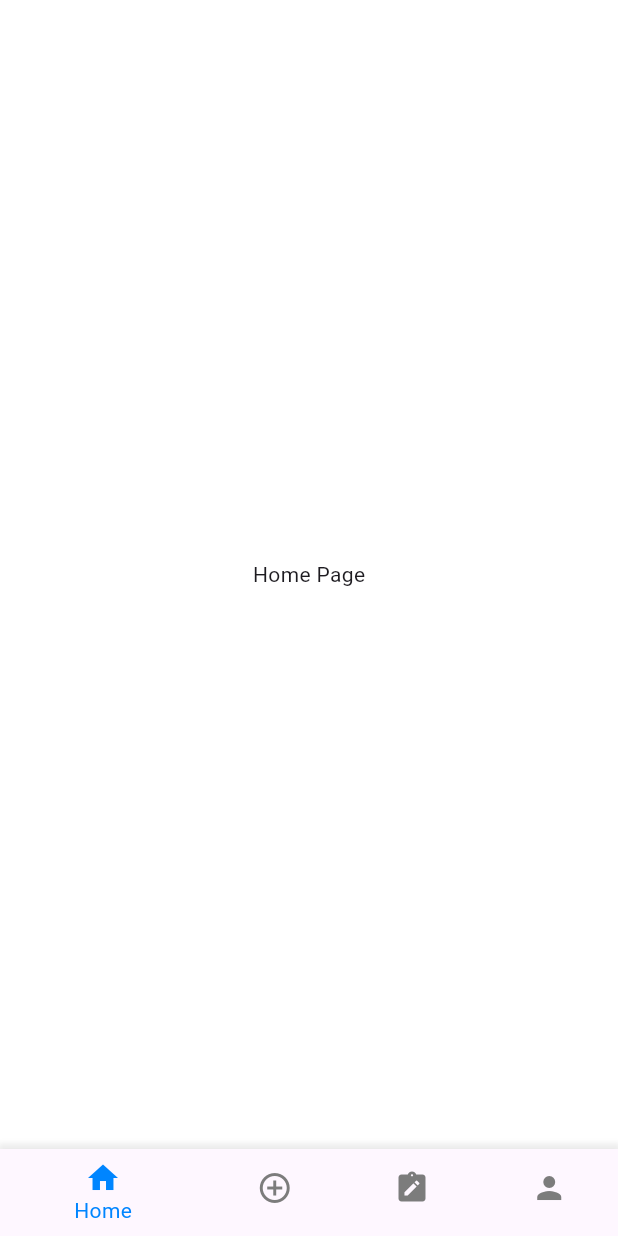
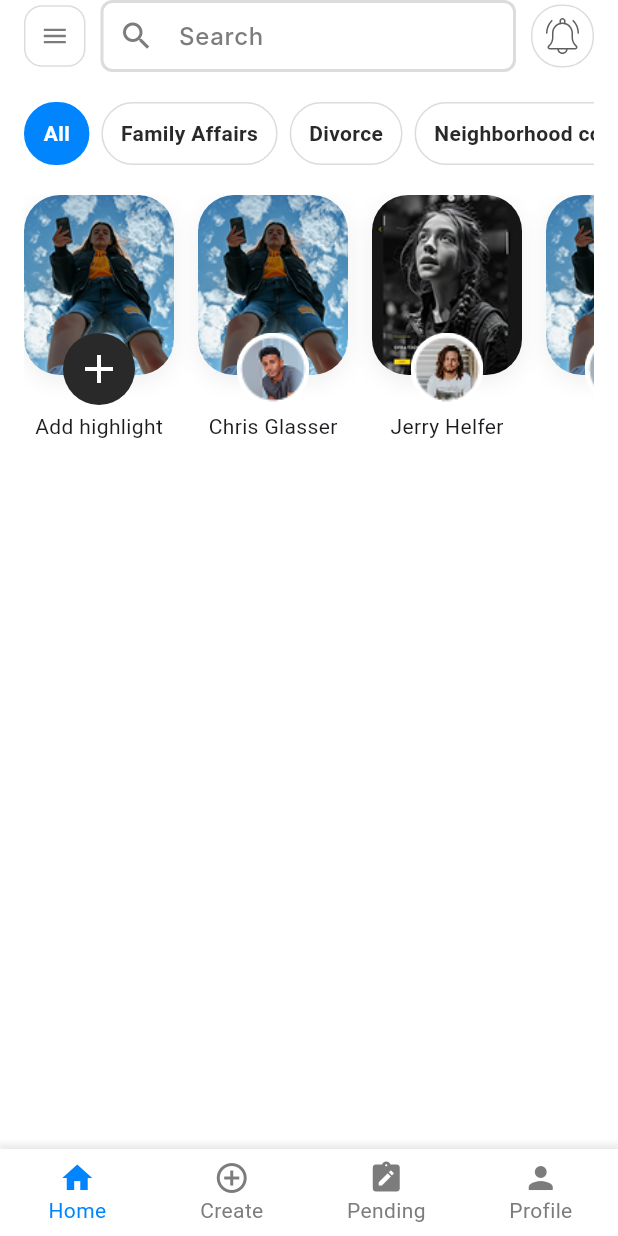
Before and after one commit to HarisKhan9881/CctvMobileApplication, a Flutter app: the BottomNavBar screen opened directly, on a phone screen of 412 x 824 dp. Run offline on Flutter 3.47's test engine with Material 3 defaults, Android fonts, the light colour scheme and no system bars; our stand-ins replace flutter_svg; Roboto replaces fonts that are missing (Inter).

```diff
--- /dev/null
+++ b/lib/core/components/custom_horizontal_listview_widget.dart
@@ -0,0 +1,49 @@
+import 'package:cctv_app/core/extensions/context.dart';
+import 'package:cctv_app/core/utils/color_constants.dart';
+import 'package:flutter/material.dart';
+
+class CustomHorizontalListViewWidget extends StatelessWidget {
+  final List<String> items;
+  final int selectedItem;
+  final ValueChanged<int> onTap;
+  const CustomHorizontalListViewWidget({
+    super.key,
+    required this.items,
+    required this.selectedItem,
+    required this.onTap,
+  });
+
+  @override
+  Widget build(BuildContext context) {
+    return SingleChildScrollView(
+      scrollDirection: Axis.horizontal,
+      child: Row(
+        children: List.generate(items.length, (index) {
+          final isSelected = index == selectedItem;
+
+          return GestureDetector(
+            onTap: () => onTap(index),
+            child: Container(
+              margin: EdgeInsets.only(right: index == items.length - 1 ? 0 : 8),
+              padding: const EdgeInsets.symmetric(horizontal: 12, vertical: 10),
+              decoration: BoxDecoration(
+                color: isSelected ? kPrimaryColor : kWhiteColor,
+                border: Border.all(
+                  color: isSelected ? kPrimaryColor : kGreyColor,
+                ),
+                borderRadius: BorderRadius.circular(30),
+              ),
+              child: Text(
+                items[index],
+                style: context.semiBold.copyWith(
+                  color: isSelected ? kWhiteColor : kBlackColor,
+                  fontSize: 14,
+                ),
+              ),
+            ),
+          );
+        }),
+      ),
+    );
+  }
+}
--- /dev/null
+++ b/lib/core/components/search_bar_header.dart
@@ -0,0 +1,54 @@
+import 'package:cctv_app/core/components/custom_textfield.dart';
+import 'package:cctv_app/core/components/space.dart';
+import 'package:cctv_app/core/utils/assets.dart';
+import 'package:cctv_app/core/utils/color_constants.dart';
+import 'package:flutter/material.dart';
+import 'package:flutter_svg/svg.dart';
+
+class SearchBarHeader extends StatelessWidget {
+  const SearchBarHeader({super.key});
+
+  @override
+  Widget build(BuildContext context) {
+    return Row(
+      children: [
+        Container(
+          decoration: BoxDecoration(
+            border: Border.all(color: kGreyColor),
+            borderRadius: BorderRadius.circular(12.0),
+          ),
+          padding: EdgeInsets.all(12.0),
+          child: SvgPicture.asset(
+            Assets.svgMenuIcon,
+            colorFilter: ColorFilter.mode(kDarkGreyColor, BlendMode.srcIn),
+            width: 15,
+            height: 15,
+          ),
+        ),
+        Space.horizontal(10),
+        Expanded(
+          child: CustomTextField(
+            topPadding: 10,
+            bottomPadding: 10,
+            hintText: "Search",
+            prefix: Icon(Icons.search, color: kDarkGreyColor),
+            hintTextColor: kDarkGreyColor,
+          ),
+        ),
+        Space.horizontal(10),
+        Container(
+          decoration: BoxDecoration(
+            border: Border.all(color: kGreyColor),
+            borderRadius: BorderRadius.circular(20.0),
+          ),
+          padding: EdgeInsets.all(8.0),
+          child: SvgPicture.asset(
+            Assets.svgNotificationIcon,
+            width: 24,
+            height: 24,
+          ),
+        ),
+      ],
+    );
+  }
+}
--- a/lib/core/utils/assets.dart
+++ b/lib/core/utils/assets.dart
@@ -2,8 +2,18 @@ class Assets {
   Assets._();
 
   ///SVG Icons
-  // static const String svgLogo = 'assets/icons/svg/logo.svg';
+  static const String svgMenuIcon = 'assets/icons/menu.svg';
+  static const String svgNotificationIcon = 'assets/icons/notification.svg';
+
+  // static const String svgCreateSelectedIcon =
+  //     'assets/icons/svg/create_selected.svg';
+  // static const String svgCreateUnselectedIcon =
+  //     'assets/icons/svg/create_unselected.svg';
 
   ///Images
   static const String pngAppLogoImage = 'assets/images/app_logo.png';
+  static const String pngUser1Image = 'assets/images/user1.png';
+  static const String pngUser2Image = 'assets/images/user2.png';
+  static const String pngHighlight1Image = 'assets/images/highlight1.png';
+  static const String pngHighlight2Image = 'assets/images/highlight2.png';
 }
--- a/lib/feature/bottomNavBar/bottom_nav_bar.dart
+++ b/lib/feature/bottomNavBar/bottom_nav_bar.dart
@@ -1,5 +1,8 @@
 import 'package:cctv_app/core/extensions/context.dart';
 import 'package:cctv_app/core/utils/color_constants.dart';
+import 'package:cctv_app/feature/home/pages/home_page.dart';
+import 'package:cctv_app/feature/pending/pages/pending_page.dart';
+import 'package:cctv_app/feature/profile/pages/profile_page.dart';
 import 'package:flutter/material.dart';
 
 class BottomNavBar extends StatefulWidget {
@@ -13,10 +16,10 @@ class _BottomNavBarState extends State<BottomNavBar> {
   int selectedIndex = 0;
 
   final List<Widget> pages = [
-    Center(child: Text("Home Page")),
+    HomePage(),
     Center(child: Text("Search Page")),
-    Center(child: Text("Pending Page")),
-    Center(child: Text("Profile Page")),
+    PendingPage(),
+    ProfilePage(),
   ];
 
   void onItemTapped(int index) {
@@ -28,7 +31,7 @@ class _BottomNavBarState extends State<BottomNavBar> {
   @override
   Widget build(BuildContext context) {
     return Scaffold(
-      body: pages[selectedIndex],
+      body: SafeArea(bottom: false, child: pages[selectedIndex]),
       backgroundColor: kWhiteColor,
       bottomNavigationBar: Container(
         decoration: BoxDecoration(
@@ -45,9 +48,12 @@ class _BottomNavBarState extends State<BottomNavBar> {
           data: Theme.of(context).copyWith(
             splashColor: Colors.transparent,
             highlightColor: Colors.transparent,
+            scaffoldBackgroundColor: kWhiteColor,
           ),
           child: BottomNavigationBar(
+            showUnselectedLabels: true,
             backgroundColor: kWhiteColor,
+            type: BottomNavigationBarType.fixed,
             items: [
               BottomNavigationBarItem(icon: Icon(Icons.home), label: 'Home'),
               BottomNavigationBarItem(
--- /dev/null
+++ b/lib/feature/home/pages/home_page.dart
@@ -0,0 +1,158 @@
+import 'package:cctv_app/core/components/custom_horizontal_listview_widget.dart';
+import 'package:cctv_app/core/components/space.dart';
+import 'package:cctv_app/core/extensions/context.dart';
+import 'package:cctv_app/core/utils/assets.dart';
+import 'package:cctv_app/core/utils/color_constants.dart';
+import 'package:cctv_app/core/components/search_bar_header.dart';
+import 'package:flutter/material.dart';
+
+final List<HighlightItem> highlights = [
+  HighlightItem(
+    isAdd: true,
+    highlightImage: Assets.pngHighlight1Image,
+    label: 'Add highlight',
+  ),
+  HighlightItem(
+    userImage: Assets.pngUser1Image,
+    highlightImage: Assets.pngHighlight1Image,
+    label: 'Chris Glasser',
+  ),
+  HighlightItem(
+    userImage: Assets.pngUser2Image,
+    highlightImage: Assets.pngHighlight2Image,
+    label: 'Jerry Helfer',
+  ),
+  HighlightItem(
+    userImage: Assets.pngUser1Image,
+    highlightImage: Assets.pngHighlight1Image,
+    label: 'Brad',
+  ),
+];
+
+class HighlightItem {
+  final bool isAdd;
+  final String label;
+  final String? userImage;
+  final String? highlightImage;
+  HighlightItem({
+    this.isAdd = false,
+    required this.label,
+    this.userImage,
+    this.highlightImage,
+  });
+}
+
+class HomePage extends StatelessWidget {
+  const HomePage({super.key});
+
+  @override
+  Widget build(BuildContext context) {
+    return Padding(
+      padding: const EdgeInsets.symmetric(horizontal: 16.0),
+      child: Column(
+        children: [
+          SearchBarHeader(),
+          Space.vertical(20),
+          CustomHorizontalListViewWidget(
+            items: [
+              'All',
+              'Family Affairs',
+              'Divorce',
+              'Neighborhood conflicts',
+            ],
+            selectedItem: 0,
+            onTap: (index) {
+              // Handle item tap
+            },
+          ),
+          Space.vertical(20),
+          Expanded(
+            child: ListView.separated(
+              scrollDirection: Axis.horizontal,
+              itemCount: highlights.length,
+              separatorBuilder: (_, __) => SizedBox(width: 16),
+              itemBuilder: (context, index) {
+                final item = highlights[index];
+                return Column(
+                  children: [
+                    Stack(
+                      alignment: Alignment.center,
+                      clipBehavior: Clip.none,
+                      children: [
+                        Container(
+                          width: 100,
+                          height: 120,
+                          decoration: BoxDecoration(
+                            color: kWhiteColor,
+                            borderRadius: BorderRadius.circular(24),
+                            boxShadow: [
+                              BoxShadow(
+                                color: kBlackColor.withOpacity(0.08),
+                                blurRadius: 12,
+                                offset: Offset(0, 4),
+                              ),
+                            ],
+                            image: DecorationImage(
+                              image: AssetImage(item.highlightImage!),
+                              fit: BoxFit.cover,
+                            ),
+                          ),
+                          // child: item.userImage == null
+                          //     ? Icon(Icons.add, size: 48, color: kBlackColor)
+                          //     : null,
+                        ),
+                        item.isAdd
+                            ? Positioned(
+                                bottom: -20,
+                                child: CircleAvatar(
+                                  radius: 24,
+                                  backgroundColor: kBlackColor,
+                                  child: Icon(
+                                    Icons.add,
+                                    color: kWhiteColor,
+                                    size: 32,
+                                  ),
+                                ),
+                              )
+                            : Positioned(
+                                bottom: -20,
+                                child: CircleAvatar(
+                                  radius: 24,
+                                  backgroundColor: kWhiteColor,
+                                  child: Image.asset(
+                                    item.userImage!,
+                                    width: 50,
+                                    height: 50,
+                                    fit: BoxFit.cover,
+                                  ),
+                                ),
+                              ),
+                      ],
+                    ),
+                    Space.vertical(24),
+                    Text(item.label, style: context.normal),
+                  ],
+                );
+              },
+            ),
+          ),
+          Space.vertical(20),
+          Container(
+            decoration: BoxDecoration(
+              color: kWhiteColor,
+              borderRadius: BorderRadius.circular(20.0),
+              boxShadow: [
+                BoxShadow(
+                  color: kBlackColor.withOpacity(0.1),
+                  spreadRadius: 2,
+                  blurRadius: 3,
+                  offset: Offset(0, 4),
+                ),
+              ],
+            ),
+          ),
+        ],
+      ),
+    );
+  }
+}
--- a/pubspec.yaml
+++ b/pubspec.yaml
@@ -55,6 +55,7 @@ flutter:
   uses-material-design: true
   # To add assets to your application, add an assets section, like this:
   assets:
+    - assets/icons/
     - assets/images/
   # An image asset can refer to one or more resolution-specific "variants", see
   # https://flutter.dev/to/resolution-aware-images
```
Also changed, not shown: lib/feature/auth/widget/signin_view.dart (+6 -6 lines), lib/feature/pending/pages/pending_page.dart (added, +48 -0 lines), lib/feature/pending/widget/custom_case_container.dart (added, +81 -0 lines), lib/feature/profile/pages/profile_page.dart (added, +47 -0 lines), lib/feature/profile/widget/profile_tile.dart (added, +25 -0 lines), assets/icons/menu.svg (added), assets/icons/notification.svg (added), assets/images/highlight1.png (added), assets/images/highlight2.png (added), assets/images/user1.png (added), assets/images/user2.png (added).
